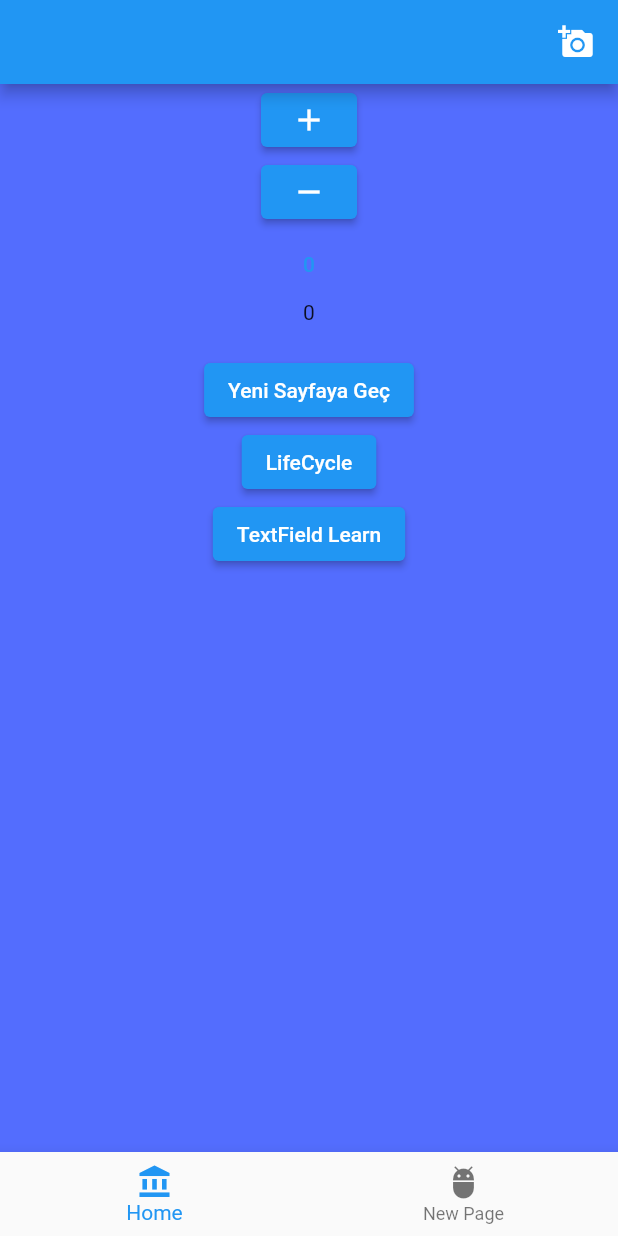
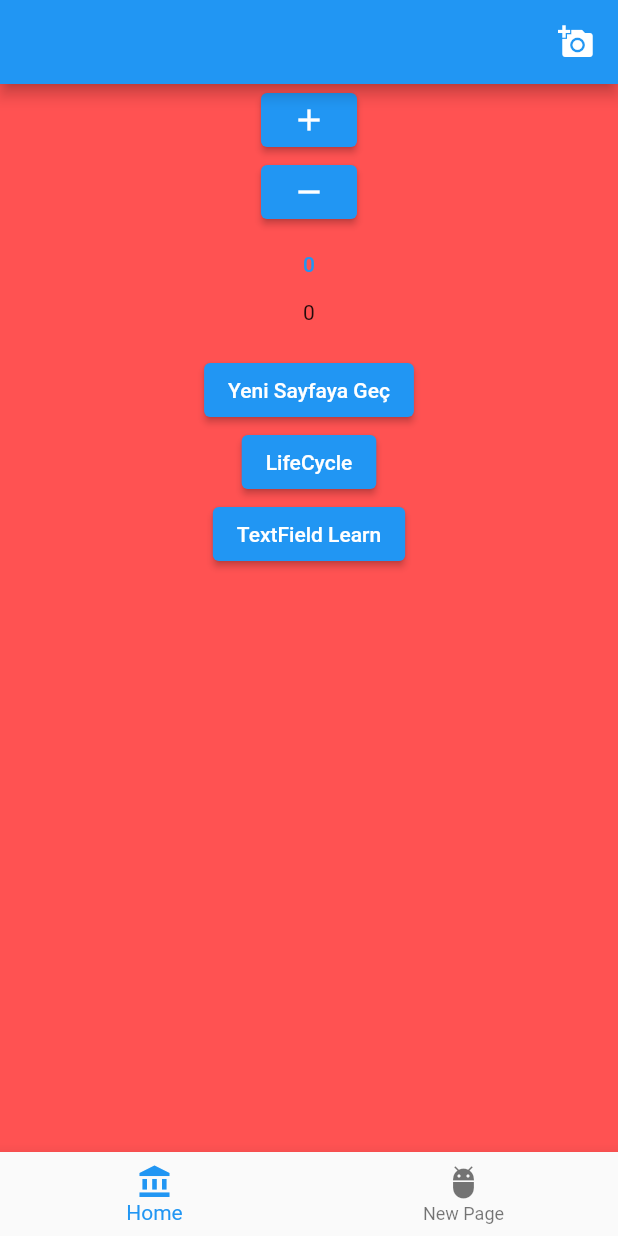
Before and after one commit to emircancavusoglu/flutterLearn, a Flutter app: the screen it shows after launch, on a phone screen of 412 x 824 dp. Run offline on Flutter 3.47's test engine with Material 2 defaults, Android fonts, the phone set to English and light mode, and no system bars.

Commit message:
take parameter for background color

```diff
--- a/lib/core/main_page.dart
+++ b/lib/core/main_page.dart
@@ -42,7 +42,7 @@ class _MainScreenState extends State<MainScreen> {
         )],
       ),
       body: Container(
-        color: Colors.indigoAccent,
+        color: widget.color1,
         width: double.infinity,
         height: double.infinity,
         child: Column(
--- a/lib/main.dart
+++ b/lib/main.dart
@@ -9,7 +9,7 @@ class MyApp extends StatelessWidget {
   @override
   Widget build(BuildContext context) {
     return MaterialApp(
-      home: MainScreen(color1: Colors.purple,),
+      home: MainScreen(color1: Colors.redAccent,),
     );
   }
 }
```
